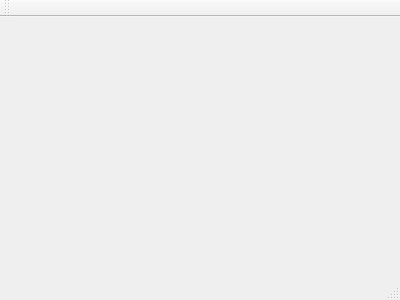
First picture: the form in forms/mainwindow.ui, repository tuxflo/Memory_Qt_GUI, before the edit.
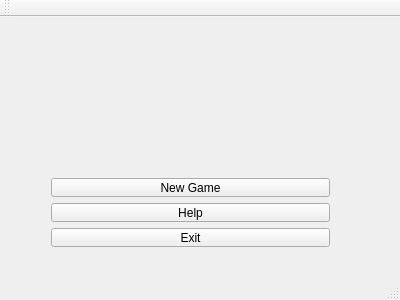
Second picture: the form after the edit.

Patch:
```diff
--- a/forms/mainwindow.ui
+++ b/forms/mainwindow.ui
@@ -13,7 +13,54 @@
   <property name="windowTitle">
    <string>QMemory Main Menu</string>
   </property>
-  <widget class="QWidget" name="centralWidget"/>
+  <widget class="QWidget" name="centralWidget">
+   <widget class="QLabel" name="mainPicture">
+    <property name="geometry">
+     <rect>
+      <x>30</x>
+      <y>20</y>
+      <width>321</width>
+      <height>101</height>
+     </rect>
+    </property>
+    <property name="text">
+     <string/>
+    </property>
+   </widget>
+   <widget class="QWidget" name="">
+    <property name="geometry">
+     <rect>
+      <x>40</x>
+      <y>150</y>
+      <width>301</width>
+      <height>91</height>
+     </rect>
+    </property>
+    <layout class="QVBoxLayout" name="verticalLayout">
+     <item>
+      <widget class="QPushButton" name="new_game_button">
+       <property name="text">
+        <string>New Game</string>
+       </property>
+      </widget>
+     </item>
+     <item>
+      <widget class="QPushButton" name="Help_button">
+       <property name="text">
+        <string>Help</string>
+       </property>
+      </widget>
+     </item>
+     <item>
+      <widget class="QPushButton" name="exit_button">
+       <property name="text">
+        <string>Exit</string>
+       </property>
+      </widget>
+     </item>
+    </layout>
+   </widget>
+  </widget>
   <widget class="QMenuBar" name="menuBar">
    <property name="geometry">
     <rect>
```
